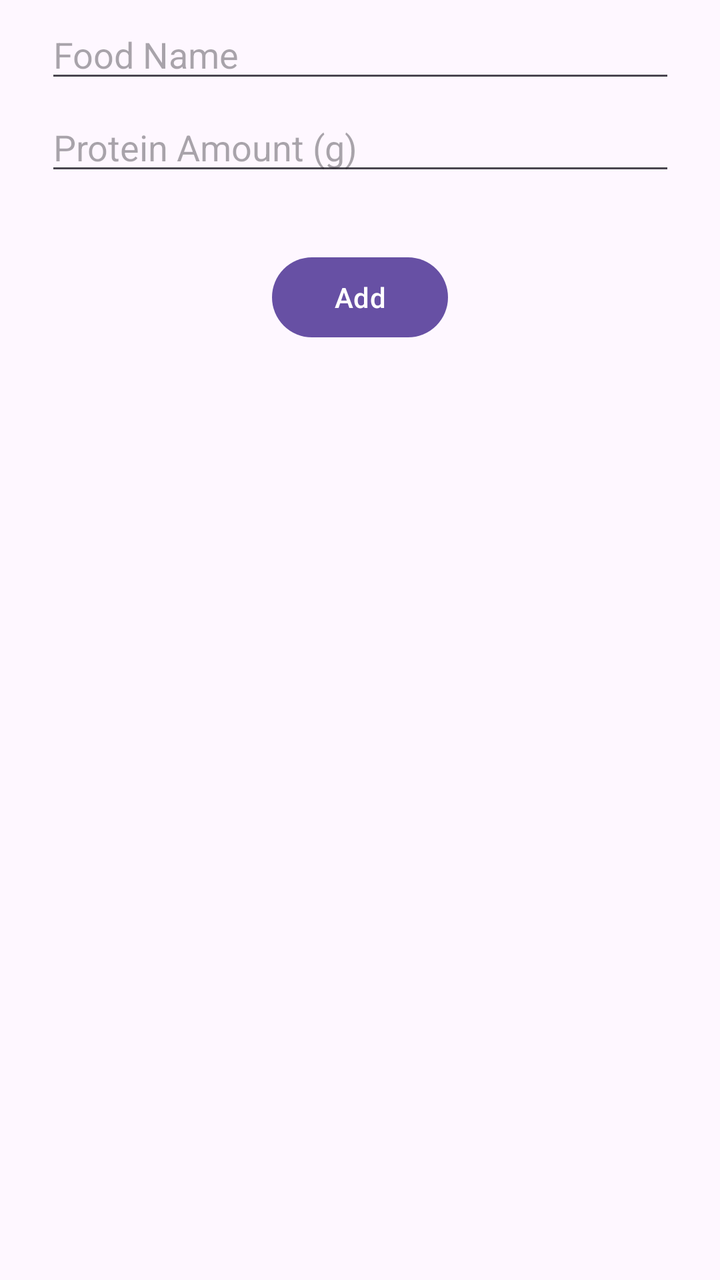
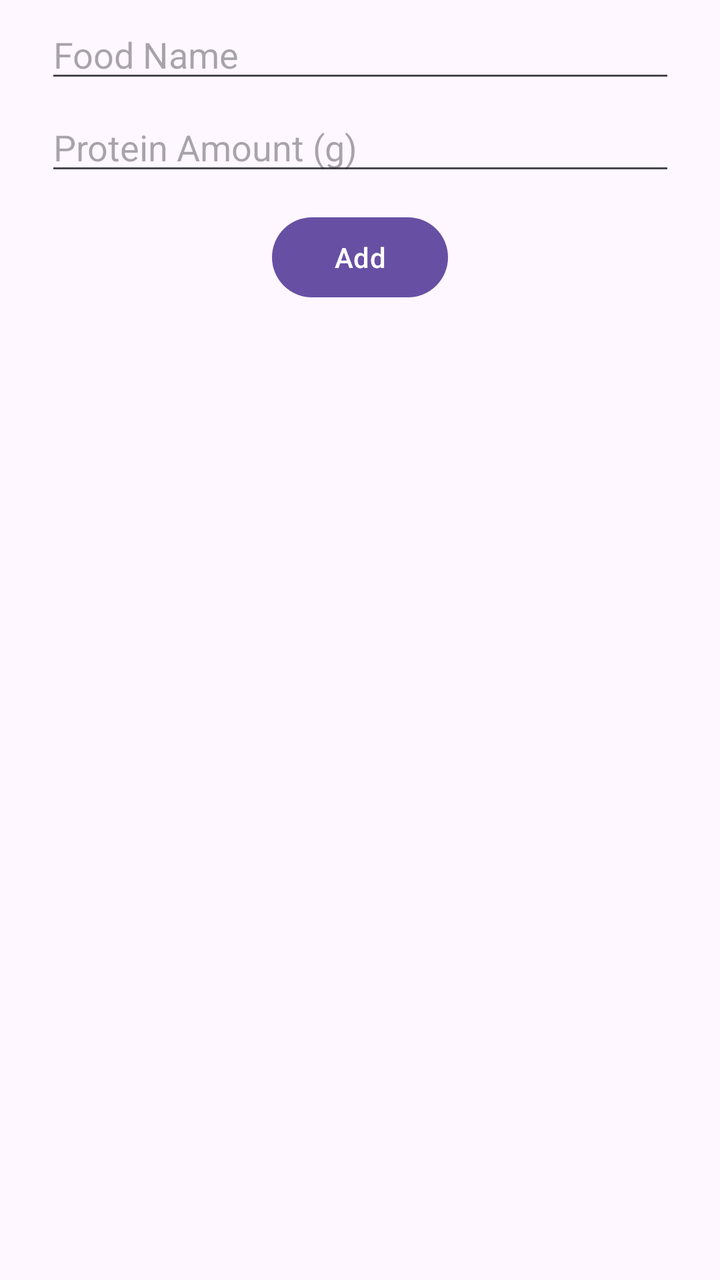

Two renders of the same Android screen: before a commit and after it. Below are the layout's source before the change and the commit's diff.
<!-- AndroidManifest.xml: application theme Theme.BitFitPart2 -->
<!-- res/layout/add_entry_activity.xml -->
<?xml version="1.0" encoding="utf-8"?>
<androidx.constraintlayout.widget.ConstraintLayout xmlns:android="http://schemas.android.com/apk/res/android"
    xmlns:app="http://schemas.android.com/apk/res-auto"
    android:layout_width="match_parent"
    android:layout_height="match_parent">

    <EditText
        android:id="@+id/FoodNameEntry"
        android:layout_width="wrap_content"
        android:layout_height="wrap_content"
        android:ems="15"
        android:hint="@string/enter_entry_title"
        android:importantForAutofill="no"
        android:inputType="textPersonName"
        android:layout_marginTop="5dp"
        app:layout_constraintStart_toStartOf="parent"
        app:layout_constraintTop_toTopOf="parent"
        app:layout_constraintEnd_toEndOf="parent"/>

    <EditText
        android:id="@+id/ProteinAmountEntry"
        android:layout_width="wrap_content"
        android:layout_height="wrap_content"
        android:ems="15"
        android:hint="@string/write_entry"
        android:importantForAutofill="no"
        android:inputType="numberDecimal"
        android:layout_marginTop="5dp"
        app:layout_constraintTop_toBottomOf="@id/FoodNameEntry"
        app:layout_constraintStart_toStartOf="parent"
        app:layout_constraintEnd_toEndOf="parent"/>

    <Button
        android:id="@+id/saveButton"
        android:layout_width="wrap_content"
        android:layout_height="wrap_content"
        android:layout_marginTop="32dp"
        android:text="@string/add"
        app:layout_constraintStart_toStartOf="parent"
        app:layout_constraintEnd_toEndOf="parent"
        app:layout_constraintTop_toBottomOf="@id/ProteinAmountEntry" />

</androidx.constraintlayout.widget.ConstraintLayout>
<!-- resources referenced by this layout -->
<resources>
  <string name="add">Add</string>
  <string name="enter_entry_title">Food Name</string>
  <string name="write_entry">Protein Amount (g)</string>
  <style name="Theme.BitFitPart2" parent="Base.Theme.BitFitPart2" />
  <style name="Base.Theme.BitFitPart2" parent="Theme.Material3.DayNight.NoActionBar">
          
          
      </style>
</resources>

<!-- the commit's change to res/layout/add_entry_activity.xml (unified diff, before → after) -->
@@ -30,14 +30,35 @@
         app:layout_constraintStart_toStartOf="parent"
         app:layout_constraintEnd_toEndOf="parent"/>
 
+    <TextView
+        android:id="@+id/saveErrorText"
+        android:layout_width="wrap_content"
+        android:layout_height="wrap_content"
+        android:layout_marginTop="12dp"
+        android:textColor="@android:color/holo_red_dark"
+        android:visibility="gone"
+        app:layout_constraintStart_toStartOf="parent"
+        app:layout_constraintEnd_toEndOf="parent"
+        app:layout_constraintTop_toBottomOf="@id/ProteinAmountEntry" />
+
+    <ProgressBar
+        android:id="@+id/saveProgressBar"
+        android:layout_width="wrap_content"
+        android:layout_height="wrap_content"
+        android:layout_marginTop="12dp"
+        android:visibility="gone"
+        app:layout_constraintStart_toStartOf="parent"
+        app:layout_constraintEnd_toEndOf="parent"
+        app:layout_constraintTop_toBottomOf="@id/saveErrorText" />
+
     <Button
         android:id="@+id/saveButton"
         android:layout_width="wrap_content"
         android:layout_height="wrap_content"
-        android:layout_marginTop="32dp"
+        android:layout_marginTop="12dp"
         android:text="@string/add"
         app:layout_constraintStart_toStartOf="parent"
         app:layout_constraintEnd_toEndOf="parent"
-        app:layout_constraintTop_toBottomOf="@id/ProteinAmountEntry" />
+        app:layout_constraintTop_toBottomOf="@id/saveProgressBar" />
 
 </androidx.constraintlayout.widget.ConstraintLayout>
